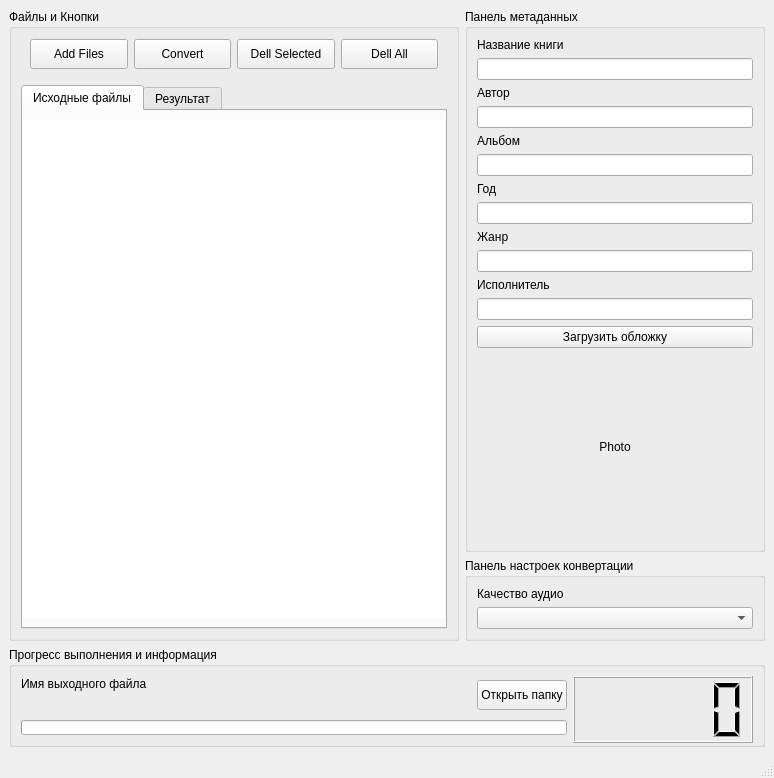
This is gui/gui_test.ui in Alexploy777/audiobook_maker as Qt 5 draws it before an edit. The edited form follows.
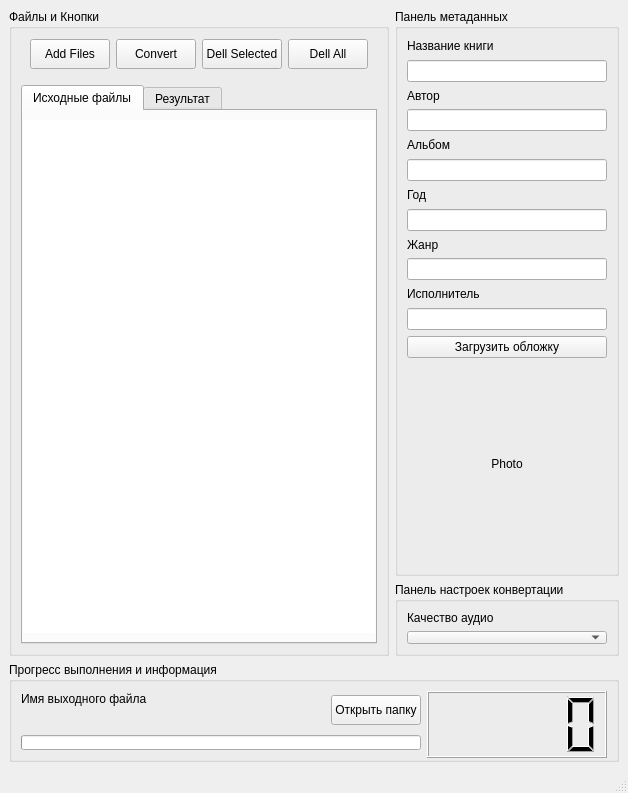
This is the edited form. The open tabs and pages were chosen to show the change.

Commit message: фиксы интерфейса

```diff
--- a/gui/gui_test.ui
+++ b/gui/gui_test.ui
@@ -6,8 +6,8 @@
             <rect>
                 <x>0</x>
                 <y>0</y>
-                <width>774</width>
-                <height>778</height>
+                <width>604</width>
+                <height>793</height>
             </rect>
         </property>
         <property name="windowTitle">
@@ -16,7 +16,227 @@
         <widget class="QWidget" name="centralwidget">
             <layout class="QVBoxLayout" name="verticalLayout_12">
                 <item>
-                    <layout class="QGridLayout" name="gridLayout_2" columnstretch="6,4">
+                    <layout class="QGridLayout" name="gridLayout_2" columnstretch="6,0">
+                        <item row="4" column="0" colspan="2">
+                            <widget class="QGroupBox" name="ControlPanel">
+                                <property name="minimumSize">
+                                    <size>
+                                        <width>0</width>
+                                        <height>100</height>
+                                    </size>
+                                </property>
+                                <property name="maximumSize">
+                                    <size>
+                                        <width>16777215</width>
+                                        <height>100</height>
+                                    </size>
+                                </property>
+                                <property name="title">
+                                    <string>Прогресс выполнения и информация</string>
+                                </property>
+                                <layout class="QGridLayout" name="gridLayout_4" columnstretch="5,0,0">
+                                    <item row="2" column="0" colspan="2">
+                                        <widget class="QProgressBar" name="progressBar">
+                                            <property name="value">
+                                                <number>0</number>
+                                            </property>
+                                            <property name="textVisible">
+                                                <bool>false</bool>
+                                            </property>
+                                        </widget>
+                                    </item>
+                                    <item row="0" column="2" rowspan="3">
+                                        <widget class="QLCDNumber" name="lcdNumber">
+                                            <property name="minimumSize">
+                                                <size>
+                                                    <width>180</width>
+                                                    <height>67</height>
+                                                </size>
+                                            </property>
+                                            <property name="smallDecimalPoint">
+                                                <bool>false</bool>
+                                            </property>
+                                        </widget>
+                                    </item>
+                                    <item row="1" column="0">
+                                        <widget class="QLabel" name="label_progress_description_2">
+                                            <property name="text">
+                                                <string/>
+                                            </property>
+                                        </widget>
+                                    </item>
+                                    <item row="0" column="0">
+                                        <widget class="QLabel" name="label_progress_description">
+                                            <property name="text">
+                                                <string>Имя выходного файла</string>
+                                            </property>
+                                        </widget>
+                                    </item>
+                                    <item row="0" column="1" rowspan="2">
+                                        <widget class="QPushButton" name="pushButton_openDir">
+                                            <property name="minimumSize">
+                                                <size>
+                                                    <width>0</width>
+                                                    <height>30</height>
+                                                </size>
+                                            </property>
+                                            <property name="text">
+                                                <string>Открыть папку</string>
+                                            </property>
+                                        </widget>
+                                    </item>
+                                </layout>
+                            </widget>
+                        </item>
+                        <item row="0" column="1">
+                            <widget class="QGroupBox" name="MetadataPanel">
+                                <property name="title">
+                                    <string>Панель метаданных</string>
+                                </property>
+                                <layout class="QGridLayout" name="gridLayout_11">
+                                    <item row="0" column="0">
+                                        <layout class="QGridLayout" name="gridLayout_3">
+                                            <item row="0" column="0">
+                                                <widget class="QLabel" name="label_book_name">
+                                                    <property name="text">
+                                                        <string>Название книги</string>
+                                                    </property>
+                                                </widget>
+                                            </item>
+                                            <item row="1" column="0">
+                                                <widget class="QLineEdit" name="lineEdit_title"/>
+                                            </item>
+                                        </layout>
+                                    </item>
+                                    <item row="1" column="0">
+                                        <layout class="QGridLayout" name="gridLayout_6">
+                                            <item row="0" column="0">
+                                                <widget class="QLabel" name="label_autor_name">
+                                                    <property name="text">
+                                                        <string>Автор</string>
+                                                    </property>
+                                                </widget>
+                                            </item>
+                                            <item row="1" column="0">
+                                                <widget class="QLineEdit" name="lineEdit_artist"/>
+                                            </item>
+                                        </layout>
+                                    </item>
+                                    <item row="2" column="0">
+                                        <layout class="QGridLayout" name="gridLayout_7">
+                                            <item row="0" column="0">
+                                                <widget class="QLabel" name="label_album_name">
+                                                    <property name="text">
+                                                        <string>Альбом</string>
+                                                    </property>
+                                                </widget>
+                                            </item>
+                                            <item row="1" column="0">
+                                                <widget class="QLineEdit" name="lineEdit_album"/>
+                                            </item>
+                                        </layout>
+                                    </item>
+                                    <item row="3" column="0">
+                                        <layout class="QGridLayout" name="gridLayout_8">
+                                            <item row="0" column="0">
+                                                <widget class="QLabel" name="label_album_name_3">
+                                                    <property name="text">
+                                                        <string>Год</string>
+                                                    </property>
+                                                </widget>
+                                            </item>
+                                            <item row="1" column="0">
+                                                <widget class="QLineEdit" name="lineEdit_year"/>
+                                            </item>
+                                        </layout>
+                                    </item>
+                                    <item row="4" column="0">
+                                        <layout class="QGridLayout" name="gridLayout_9">
+                                            <item row="0" column="0">
+                                                <widget class="QLabel" name="label_genre_name">
+                                                    <property name="text">
+                                                        <string>Жанр</string>
+                                                    </property>
+                                                </widget>
+                                            </item>
+                                            <item row="1" column="0">
+                                                <widget class="QLineEdit" name="lineEdit_genre"/>
+                                            </item>
+                                        </layout>
+                                    </item>
+                                    <item row="5" column="0">
+                                        <layout class="QGridLayout" name="gridLayout_10">
+                                            <item row="0" column="0">
+                                                <widget class="QLabel" name="label_albumartist">
+                                                    <property name="text">
+                                                        <string>Исполнитель</string>
+                                                    </property>
+                                                </widget>
+                                            </item>
+                                            <item row="1" column="0">
+                                                <widget class="QLineEdit" name="lineEdit_albumartist"/>
+                                            </item>
+                                        </layout>
+                                    </item>
+                                    <item row="6" column="0">
+                                        <layout class="QGridLayout" name="gridLayout">
+                                            <item row="1" column="0">
+                                                <widget class="QLabel" name="label_cover_of_book">
+                                                    <property name="minimumSize">
+                                                        <size>
+                                                            <width>200</width>
+                                                            <height>200</height>
+                                                        </size>
+                                                    </property>
+                                                    <property name="text">
+                                                        <string>Photo</string>
+                                                    </property>
+                                                    <property name="alignment">
+                                                        <set>Qt::AlignCenter</set>
+                                                    </property>
+                                                </widget>
+                                            </item>
+                                            <item row="0" column="0">
+                                                <widget class="QPushButton" name="pushButton_upload_cover">
+                                                    <property name="text">
+                                                        <string>Загрузить обложку</string>
+                                                    </property>
+                                                </widget>
+                                            </item>
+                                        </layout>
+                                    </item>
+                                </layout>
+                            </widget>
+                        </item>
+                        <item row="1" column="1">
+                            <widget class="QGroupBox" name="ConversionSettingsPanel">
+                                <property name="maximumSize">
+                                    <size>
+                                        <width>16777215</width>
+                                        <height>74</height>
+                                    </size>
+                                </property>
+                                <property name="title">
+                                    <string>Панель настроек конвертации</string>
+                                </property>
+                                <layout class="QVBoxLayout" name="verticalLayout_8">
+                                    <item>
+                                        <layout class="QVBoxLayout" name="verticalLayout_7">
+                                            <item>
+                                                <widget class="QLabel" name="label_audio_quality">
+                                                    <property name="text">
+                                                        <string>Качество аудио</string>
+                                                    </property>
+                                                </widget>
+                                            </item>
+                                            <item>
+                                                <widget class="QComboBox" name="comboBox_audio_quality"/>
+                                            </item>
+                                        </layout>
+                                    </item>
+                                </layout>
+                            </widget>
+                        </item>
                         <item row="0" column="0" rowspan="2">
                             <widget class="QGroupBox" name="groupBox_files">
                                 <property name="title">
@@ -149,240 +369,6 @@
                                 </layout>
                             </widget>
                         </item>
-                        <item row="0" column="1">
-                            <widget class="QGroupBox" name="MetadataPanel">
-                                <property name="title">
-                                    <string>Панель метаданных</string>
-                                </property>
-                                <layout class="QVBoxLayout" name="verticalLayout_6">
-                                    <item>
-                                        <layout class="QVBoxLayout" name="verticalLayout_2">
-                                            <item>
-                                                <widget class="QLabel" name="label_book_name">
-                                                    <property name="text">
-                                                        <string>Название книги</string>
-                                                    </property>
-                                                </widget>
-                                            </item>
-                                            <item>
-                                                <widget class="QLineEdit" name="lineEdit_title"/>
-                                            </item>
-                                        </layout>
-                                    </item>
-                                    <item>
-                                        <layout class="QVBoxLayout" name="verticalLayout_3">
-                                            <item>
-                                                <widget class="QLabel" name="label_autor_name">
-                                                    <property name="text">
-                                                        <string>Автор</string>
-                                                    </property>
-                                                </widget>
-                                            </item>
-                                            <item>
-                                                <widget class="QLineEdit" name="lineEdit_artist"/>
-                                            </item>
-                                        </layout>
-                                    </item>
-                                    <item>
-                                        <layout class="QVBoxLayout" name="verticalLayout_4">
-                                            <item>
-                                                <widget class="QLabel" name="label_album_name">
-                                                    <property name="text">
-                                                        <string>Альбом</string>
-                                                    </property>
-                                                </widget>
-                                            </item>
-                                            <item>
-                                                <widget class="QLineEdit" name="lineEdit_album"/>
-                                            </item>
-                                        </layout>
-                                    </item>
-                                    <item>
-                                        <layout class="QVBoxLayout" name="verticalLayout_10">
-                                            <item>
-                                                <widget class="QLabel" name="label_album_name_3">
-                                                    <property name="text">
-                                                        <string>Год</string>
-                                                    </property>
-                                                </widget>
-                                            </item>
-                                            <item>
-                                                <widget class="QLineEdit" name="lineEdit_year"/>
-                                            </item>
-                                        </layout>
-                                    </item>
-                                    <item>
-                                        <layout class="QVBoxLayout" name="verticalLayout_5">
-                                            <item>
-                                                <widget class="QLabel" name="label_genre_name">
-                                                    <property name="text">
-                                                        <string>Жанр</string>
-                                                    </property>
-                                                </widget>
-                                            </item>
-                                            <item>
-                                                <widget class="QLineEdit" name="lineEdit_genre"/>
-                                            </item>
-                                            <item>
-                                                <layout class="QVBoxLayout" name="verticalLayout_11">
-                                                    <item>
-                                                        <widget class="QLabel" name="label_albumartist">
-                                                            <property name="text">
-                                                                <string>Исполнитель</string>
-                                                            </property>
-                                                        </widget>
-                                                    </item>
-                                                    <item>
-                                                        <widget class="QLineEdit" name="lineEdit_albumartist"/>
-                                                    </item>
-                                                </layout>
-                                            </item>
-                                        </layout>
-                                    </item>
-                                    <item>
-                                        <layout class="QGridLayout" name="gridLayout">
-                                            <item row="2" column="0">
-                                                <widget class="QLabel" name="label_cover_of_book">
-                                                    <property name="minimumSize">
-                                                        <size>
-                                                            <width>150</width>
-                                                            <height>150</height>
-                                                        </size>
-                                                    </property>
-                                                    <property name="text">
-                                                        <string>Photo</string>
-                                                    </property>
-                                                    <property name="alignment">
-                                                        <set>Qt::AlignCenter</set>
-                                                    </property>
-                                                </widget>
-                                            </item>
-                                            <item row="0" column="0">
-                                                <widget class="QPushButton" name="pushButton_upload_cover">
-                                                    <property name="text">
-                                                        <string>Загрузить обложку</string>
-                                                    </property>
-                                                </widget>
-                                            </item>
-                                            <item row="3" column="0">
-                                                <spacer name="verticalSpacer_2">
-                                                    <property name="orientation">
-                                                        <enum>Qt::Vertical</enum>
-                                                    </property>
-                                                    <property name="sizeHint" stdset="0">
-                                                        <size>
-                                                            <width>20</width>
-                                                            <height>40</height>
-                                                        </size>
-                                                    </property>
-                                                </spacer>
-                                            </item>
-                                            <item row="1" column="0">
-                                                <spacer name="verticalSpacer">
-                                                    <property name="orientation">
-                                                        <enum>Qt::Vertical</enum>
-                                                    </property>
-                                                    <property name="sizeHint" stdset="0">
-                                                        <size>
-                                                            <width>20</width>
-                                                            <height>40</height>
-                                                        </size>
-                                                    </property>
-                                                </spacer>
-                                            </item>
-                                        </layout>
-                                    </item>
-                                </layout>
-                            </widget>
-                        </item>
-                        <item row="4" column="0" colspan="2">
-                            <widget class="QGroupBox" name="ControlPanel">
-                                <property name="minimumSize">
-                                    <size>
-                                        <width>0</width>
-                                        <height>100</height>
-                                    </size>
-                                </property>
-                                <property name="title">
-                                    <string>Прогресс выполнения и информация</string>
-                                </property>
-                                <layout class="QGridLayout" name="gridLayout_4" columnstretch="5,1,2">
-                                    <item row="0" column="0">
-                                        <widget class="QLabel" name="label_progress_description">
-                                            <property name="text">
-                                                <string>Имя выходного файла</string>
-                                            </property>
-                                        </widget>
-                                    </item>
-                                    <item row="0" column="1" rowspan="2">
-                                        <widget class="QPushButton" name="pushButton_openDir">
-                                            <property name="minimumSize">
-                                                <size>
-                                                    <width>0</width>
-                                                    <height>30</height>
-                                                </size>
-                                            </property>
-                                            <property name="text">
-                                                <string>Открыть папку</string>
-                                            </property>
-                                        </widget>
-                                    </item>
-                                    <item row="0" column="2" rowspan="3">
-                                        <widget class="QLCDNumber" name="lcdNumber">
-                                            <property name="minimumSize">
-                                                <size>
-                                                    <width>180</width>
-                                                    <height>67</height>
-                                                </size>
-                                            </property>
-                                            <property name="smallDecimalPoint">
-                                                <bool>false</bool>
-                                            </property>
-                                        </widget>
-                                    </item>
-                                    <item row="1" column="0">
-                                        <widget class="QLabel" name="label_progress_description_2">
-                                            <property name="text">
-                                                <string/>
-                                            </property>
-                                        </widget>
-                                    </item>
-                                    <item row="2" column="0" colspan="2">
-                                        <widget class="QProgressBar" name="progressBar">
-                                            <property name="value">
-                                                <number>0</number>
-                                            </property>
-                                            <property name="textVisible">
-                                                <bool>false</bool>
-                                            </property>
-                                        </widget>
-                                    </item>
-                                </layout>
-                            </widget>
-                        </item>
-                        <item row="1" column="1">
-                            <widget class="QGroupBox" name="ConversionSettingsPanel">
-                                <property name="title">
-                                    <string>Панель настроек конвертации</string>
-                                </property>
-                                <layout class="QVBoxLayout" name="verticalLayout_8">
-                                    <item>
-                                        <layout class="QVBoxLayout" name="verticalLayout_7">
-                                            <item>
-                                                <widget class="QLabel" name="label_audio_quality">
-                                                    <property name="text">
-                                                        <string>Качество аудио</string>
-                                                    </property>
-                                                </widget>
-                                            </item>
-                                            <item>
-                                                <widget class="QComboBox" name="comboBox_audio_quality"/>
-                                            </item>
-                                        </layout>
-                                    </item>
-                                </layout>
-                            </widget>
-                        </item>
                     </layout>
                 </item>
             </layout>
```
Left out of the diff: 4 changed lines with no effect on the pictures. The commit also changes 2 other files.
